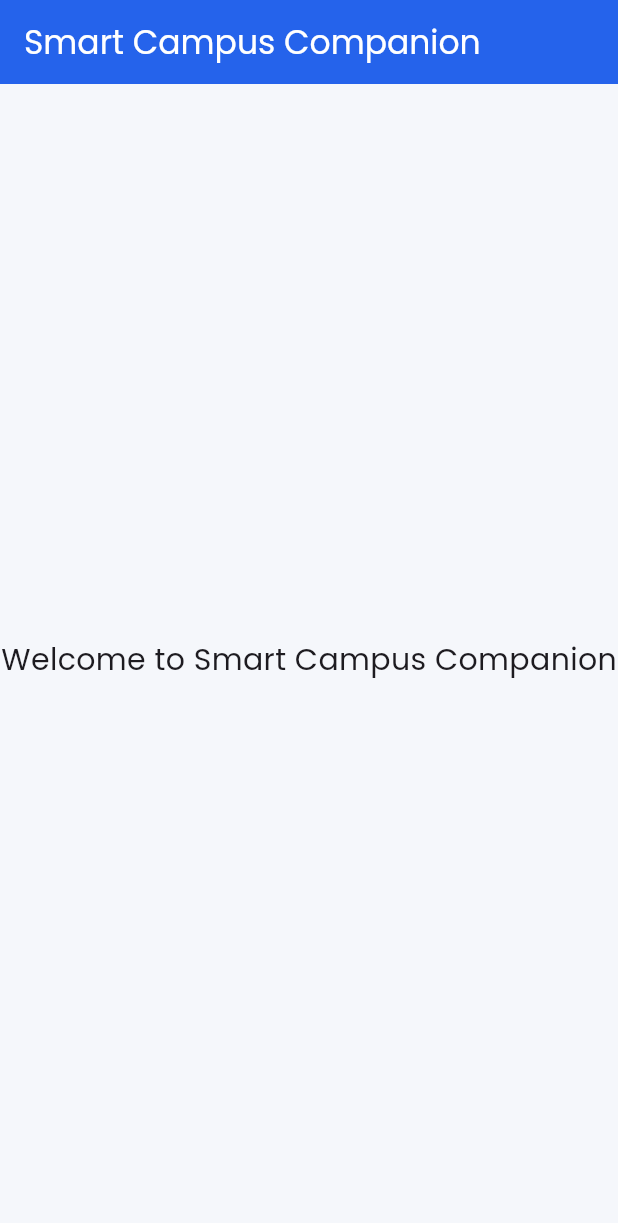
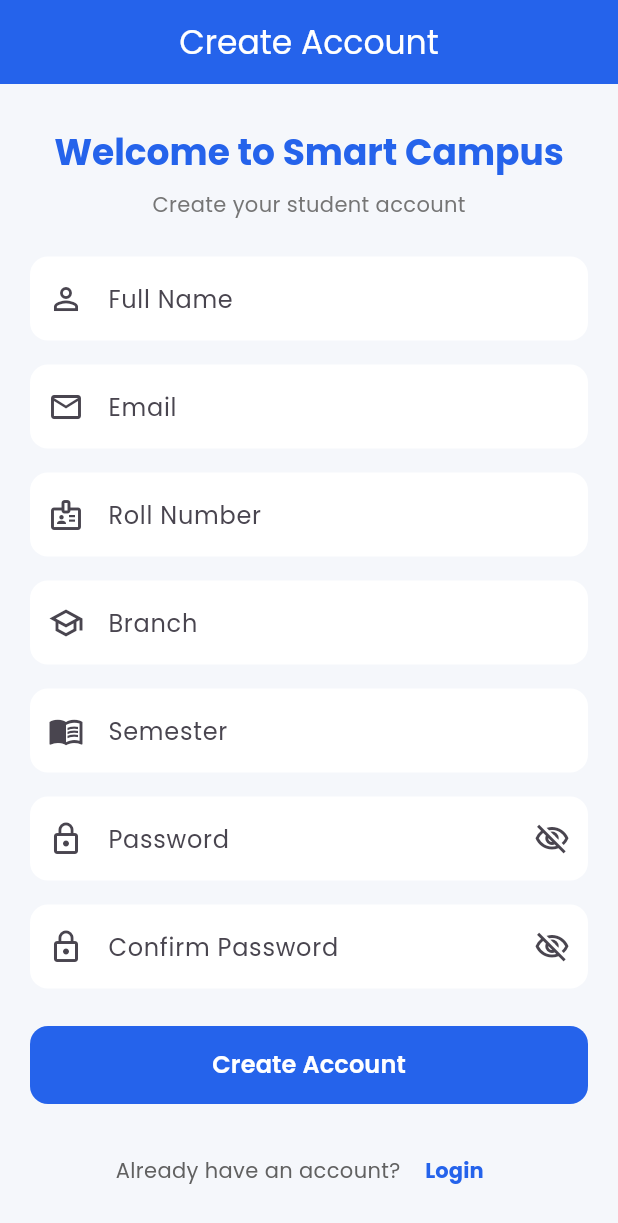
Before and after one commit to bhopaleprachi366-ctrl/hackathon_application, a Flutter app: the screen it shows after launch, on a phone screen of 412 x 824 dp. Shown: the top 1223 px of the screen. Run offline on Flutter 3.47's test engine with Material 3 defaults, Android fonts, the light colour scheme and no system bars; our stand-ins replace cloud_firestore, firebase_auth, firebase_core, google_fonts; accounts and stored records are empty.

Commit message:
Added signup page

```diff
--- a/lib/main.dart
+++ b/lib/main.dart
@@ -1,7 +1,15 @@
 import 'package:flutter/material.dart';
+import 'package:firebase_core/firebase_core.dart';
+import 'package:flutter/material.dart';
+import 'firebase_options.dart';
+import 'screens/signup_page.dart';
 import 'theme/app_theme.dart';
 
-void main() {
+void main() async {
+  WidgetsFlutterBinding.ensureInitialized();
+
+  await Firebase.initializeApp(options: DefaultFirebaseOptions.currentPlatform);
+
   runApp(const SmartCampusApp());
 }
 
@@ -13,28 +21,8 @@
     return MaterialApp(
       debugShowCheckedModeBanner: false,
       title: 'Smart Campus Companion',
-
-      // App theme
       theme: AppTheme.lightTheme,
-
-      home: const HomePage(),
+      home: const SignupPage(),
     );
   }
 }
-
-class HomePage extends StatelessWidget {
-  const HomePage({super.key});
-
-  @override
-  Widget build(BuildContext context) {
-    return Scaffold(
-      appBar: AppBar(title: const Text('Smart Campus Companion')),
-      body: const Center(
-        child: Text(
-          'Welcome to Smart Campus Companion',
-          style: TextStyle(fontSize: 20),
-        ),
-      ),
-    );
-  }
-}
--- /dev/null
+++ b/lib/screens/signup_page.dart
@@ -0,0 +1,440 @@
+import 'package:cloud_firestore/cloud_firestore.dart';
+import 'package:firebase_auth/firebase_auth.dart';
+import 'package:flutter/material.dart';
+
+import '../theme/app_theme.dart';
+
+class SignupPage extends StatefulWidget {
+  const SignupPage({super.key});
+
+  @override
+  State<SignupPage> createState() => _SignupPageState();
+}
+
+class _SignupPageState extends State<SignupPage> {
+  final _formKey = GlobalKey<FormState>();
+
+  final TextEditingController _nameController = TextEditingController();
+  final TextEditingController _emailController = TextEditingController();
+  final TextEditingController _rollNoController = TextEditingController();
+  final TextEditingController _branchController = TextEditingController();
+  final TextEditingController _semesterController = TextEditingController();
+  final TextEditingController _passwordController = TextEditingController();
+  final TextEditingController _confirmPasswordController =
+      TextEditingController();
+
+  bool _isLoading = false;
+  bool _obscurePassword = true;
+  bool _obscureConfirmPassword = true;
+
+  final FirebaseAuth _auth = FirebaseAuth.instance;
+  final FirebaseFirestore _firestore = FirebaseFirestore.instance;
+
+  @override
+  void dispose() {
+    _nameController.dispose();
+    _emailController.dispose();
+    _rollNoController.dispose();
+    _branchController.dispose();
+    _semesterController.dispose();
+    _passwordController.dispose();
+    _confirmPasswordController.dispose();
+
+    super.dispose();
+  }
+
+  Future<void> _signup() async {
+    if (!_formKey.currentState!.validate()) {
+      return;
+    }
+
+    if (_passwordController.text != _confirmPasswordController.text) {
+      _showMessage('Passwords do not match');
+      return;
+    }
+
+    setState(() {
+      _isLoading = true;
+    });
+
+    try {
+      // 1. Create user in Firebase Authentication
+      UserCredential userCredential = await _auth
+          .createUserWithEmailAndPassword(
+            email: _emailController.text.trim(),
+            password: _passwordController.text.trim(),
+          );
+
+      // Firebase Authentication User UID
+      String uid = userCredential.user!.uid;
+
+      // 2. Create user document in Firestore
+      await _firestore.collection('users').doc(uid).set({
+        'name': _nameController.text.trim(),
+        'email': _emailController.text.trim(),
+        'rollNo': _rollNoController.text.trim(),
+        'branch': _branchController.text.trim(),
+        'semester': _semesterController.text.trim(),
+
+        // Every person signing up through this page is a student.
+        'role': 'student',
+
+        // No profile image initially.
+        'image': '',
+      });
+
+      if (!mounted) return;
+
+      _showMessage('Account created successfully');
+
+      // Later we will navigate to Student Home.
+      // For now, go back to the previous page.
+      Navigator.pop(context);
+    } on FirebaseAuthException catch (e) {
+      String message = 'Something went wrong';
+
+      if (e.code == 'email-already-in-use') {
+        message = 'This email is already registered';
+      } else if (e.code == 'invalid-email') {
+        message = 'Please enter a valid email';
+      } else if (e.code == 'weak-password') {
+        message = 'Password is too weak';
+      } else if (e.code == 'network-request-failed') {
+        message = 'Please check your internet connection';
+      }
+
+      _showMessage(message);
+    } catch (e) {
+      _showMessage('Something went wrong. Please try again.');
+    } finally {
+      if (mounted) {
+        setState(() {
+          _isLoading = false;
+        });
+      }
+    }
+  }
+
+  void _showMessage(String message) {
+    ScaffoldMessenger.of(
+      context,
+    ).showSnackBar(SnackBar(content: Text(message)));
+  }
+
+  InputDecoration _inputDecoration({
+    required String label,
+    required IconData icon,
+    Widget? suffixIcon,
+  }) {
+    return InputDecoration(
+      labelText: label,
+      prefixIcon: Icon(icon),
+      suffixIcon: suffixIcon,
+      filled: true,
+      fillColor: Colors.white,
+      border: OutlineInputBorder(
+        borderRadius: BorderRadius.circular(12),
+        borderSide: BorderSide.none,
+      ),
+      enabledBorder: OutlineInputBorder(
+        borderRadius: BorderRadius.circular(12),
+        borderSide: BorderSide.none,
+      ),
+      focusedBorder: OutlineInputBorder(
+        borderRadius: BorderRadius.circular(12),
+        borderSide: const BorderSide(color: AppTheme.primaryColor, width: 2),
+      ),
+      errorBorder: OutlineInputBorder(
+        borderRadius: BorderRadius.circular(12),
+        borderSide: const BorderSide(color: Colors.red),
+      ),
+      focusedErrorBorder: OutlineInputBorder(
+        borderRadius: BorderRadius.circular(12),
+        borderSide: const BorderSide(color: Colors.red, width: 2),
+      ),
+    );
+  }
+
+  @override
+  Widget build(BuildContext context) {
+    return Scaffold(
+      appBar: AppBar(title: const Text('Create Account'), centerTitle: true),
+      body: SafeArea(
+        child: SingleChildScrollView(
+          padding: const EdgeInsets.all(20),
+          child: Form(
+            key: _formKey,
+            child: Column(
+              mainAxisAlignment: MainAxisAlignment.center,
+              children: [
+                const SizedBox(height: 10),
+
+                // Heading
+                Text(
+                  'Welcome to Smart Campus',
+                  style: Theme.of(context).textTheme.headlineSmall?.copyWith(
+                    fontWeight: FontWeight.bold,
+                    color: AppTheme.primaryColor,
+                  ),
+                ),
+
+                const SizedBox(height: 8),
+
+                Text(
+                  'Create your student account',
+                  style: Theme.of(
+                    context,
+                  ).textTheme.bodyMedium?.copyWith(color: Colors.grey[600]),
+                ),
+
+                const SizedBox(height: 25),
+
+                // Name
+                TextFormField(
+                  controller: _nameController,
+                  textInputAction: TextInputAction.next,
+                  decoration: _inputDecoration(
+                    label: 'Full Name',
+                    icon: Icons.person_outline,
+                  ),
+                  validator: (value) {
+                    if (value == null || value.trim().isEmpty) {
+                      return 'Please enter your name';
+                    }
+
+                    if (value.trim().length < 2) {
+                      return 'Please enter a valid name';
+                    }
+
+                    return null;
+                  },
+                ),
+
+                const SizedBox(height: 16),
+
+                // Email
+                TextFormField(
+                  controller: _emailController,
+                  keyboardType: TextInputType.emailAddress,
+                  textInputAction: TextInputAction.next,
+                  decoration: _inputDecoration(
+                    label: 'Email',
+                    icon: Icons.email_outlined,
+                  ),
+                  validator: (value) {
+                    if (value == null || value.trim().isEmpty) {
+                      return 'Please enter your email';
+                    }
+
+                    final emailRegex = RegExp(r'^[^@\s]+@[^@\s]+\.[^@\s]+$');
+
+                    if (!emailRegex.hasMatch(value.trim())) {
+                      return 'Please enter a valid email';
+                    }
+
+                    return null;
+                  },
+                ),
+
+                const SizedBox(height: 16),
+
+                // Roll Number
+                TextFormField(
+                  controller: _rollNoController,
+                  textInputAction: TextInputAction.next,
+                  decoration: _inputDecoration(
+                    label: 'Roll Number',
+                    icon: Icons.badge_outlined,
+                  ),
+                  validator: (value) {
+                    if (value == null || value.trim().isEmpty) {
+                      return 'Please enter your roll number';
+                    }
+
+                    return null;
+                  },
+                ),
+
+                const SizedBox(height: 16),
+
+                // Branch
+                TextFormField(
+                  controller: _branchController,
+                  textInputAction: TextInputAction.next,
+                  decoration: _inputDecoration(
+                    label: 'Branch',
+                    icon: Icons.school_outlined,
+                  ),
+                  validator: (value) {
+                    if (value == null || value.trim().isEmpty) {
+                      return 'Please enter your branch';
+                    }
+
+                    return null;
+                  },
+                ),
+
+                const SizedBox(height: 16),
+
+                // Semester
+                TextFormField(
+                  controller: _semesterController,
+                  keyboardType: TextInputType.number,
+                  textInputAction: TextInputAction.next,
+                  decoration: _inputDecoration(
+                    label: 'Semester',
+                    icon: Icons.menu_book_outlined,
+                  ),
+                  validator: (value) {
+                    if (value == null || value.trim().isEmpty) {
+                      return 'Please enter your semester';
+                    }
+
+                    return null;
+                  },
+                ),
+
+                const SizedBox(height: 16),
+
+                // Password
+                TextFormField(
+                  controller: _passwordController,
+                  obscureText: _obscurePassword,
+                  textInputAction: TextInputAction.next,
+                  decoration: _inputDecoration(
+                    label: 'Password',
+                    icon: Icons.lock_outline,
+                    suffixIcon: IconButton(
+                      onPressed: () {
+                        setState(() {
+                          _obscurePassword = !_obscurePassword;
+                        });
+                      },
+                      icon: Icon(
+                        _obscurePassword
+                            ? Icons.visibility_off_outlined
+                            : Icons.visibility_outlined,
+                      ),
+                    ),
+                  ),
+                  validator: (value) {
+                    if (value == null || value.isEmpty) {
+                      return 'Please enter a password';
+                    }
+
+                    if (value.length < 6) {
+                      return 'Password must be at least 6 characters';
+                    }
+
+                    return null;
+                  },
+                ),
+
+                const SizedBox(height: 16),
+
+                // Confirm Password
+                TextFormField(
+                  controller: _confirmPasswordController,
+                  obscureText: _obscureConfirmPassword,
+                  textInputAction: TextInputAction.done,
+                  onFieldSubmitted: (_) {
+                    _signup();
+                  },
+                  decoration: _inputDecoration(
+                    label: 'Confirm Password',
+                    icon: Icons.lock_outline,
+                    suffixIcon: IconButton(
+                      onPressed: () {
+                        setState(() {
+                          _obscureConfirmPassword = !_obscureConfirmPassword;
+                        });
+                      },
+                      icon: Icon(
+                        _obscureConfirmPassword
+                            ? Icons.visibility_off_outlined
+                            : Icons.visibility_outlined,
+                      ),
+                    ),
+                  ),
+                  validator: (value) {
+                    if (value == null || value.isEmpty) {
+                      return 'Please confirm your password';
+                    }
+
+                    if (value != _passwordController.text) {
+                      return 'Passwords do not match';
+                    }
+
+                    return null;
+                  },
+                ),
+
+                const SizedBox(height: 25),
+
+                // Signup Button
+                SizedBox(
+                  width: double.infinity,
+                  height: 52,
+                  child: ElevatedButton(
+                    onPressed: _isLoading ? null : _signup,
+                    style: ElevatedButton.styleFrom(
+                      backgroundColor: AppTheme.primaryColor,
+                      foregroundColor: Colors.white,
+                      shape: RoundedRectangleBorder(
+                        borderRadius: BorderRadius.circular(12),
+                      ),
+                      elevation: 0,
+                    ),
+                    child: _isLoading
+                        ? const SizedBox(
+                            height: 24,
+                            width: 24,
+                            child: CircularProgressIndicator(
+                              strokeWidth: 2.5,
+                              color: Colors.white,
+                            ),
+                          )
+                        : const Text(
+                            'Create Account',
+                            style: TextStyle(
+                              fontSize: 16,
+                              fontWeight: FontWeight.w600,
+                            ),
+                          ),
+                  ),
+                ),
+
+                const SizedBox(height: 20),
+
+                // Login
+                Row(
+                  mainAxisAlignment: MainAxisAlignment.center,
+                  children: [
+                    Text(
+                      'Already have an account? ',
+                      style: TextStyle(color: Colors.grey[700]),
+                    ),
+                    TextButton(
+                      onPressed: () {
+                        Navigator.pop(context);
+                      },
+                      child: const Text(
+                        'Login',
+                        style: TextStyle(
+                          color: AppTheme.primaryColor,
+                          fontWeight: FontWeight.bold,
+                        ),
+                      ),
+                    ),
+                  ],
+                ),
+
+                const SizedBox(height: 20),
+              ],
+            ),
+          ),
+        ),
+      ),
+    );
+  }
+}
--- a/pubspec.yaml
+++ b/pubspec.yaml
@@ -39,6 +39,7 @@
   google_fonts: ^6.1.0
   firebase_core: ^4.13.0
   firebase_auth: ^6.5.1
+  cloud_firestore: ^6.8.0
 
 dev_dependencies:
   flutter_test:
```
Also changed, not shown: pubspec.lock, 4 other files.
